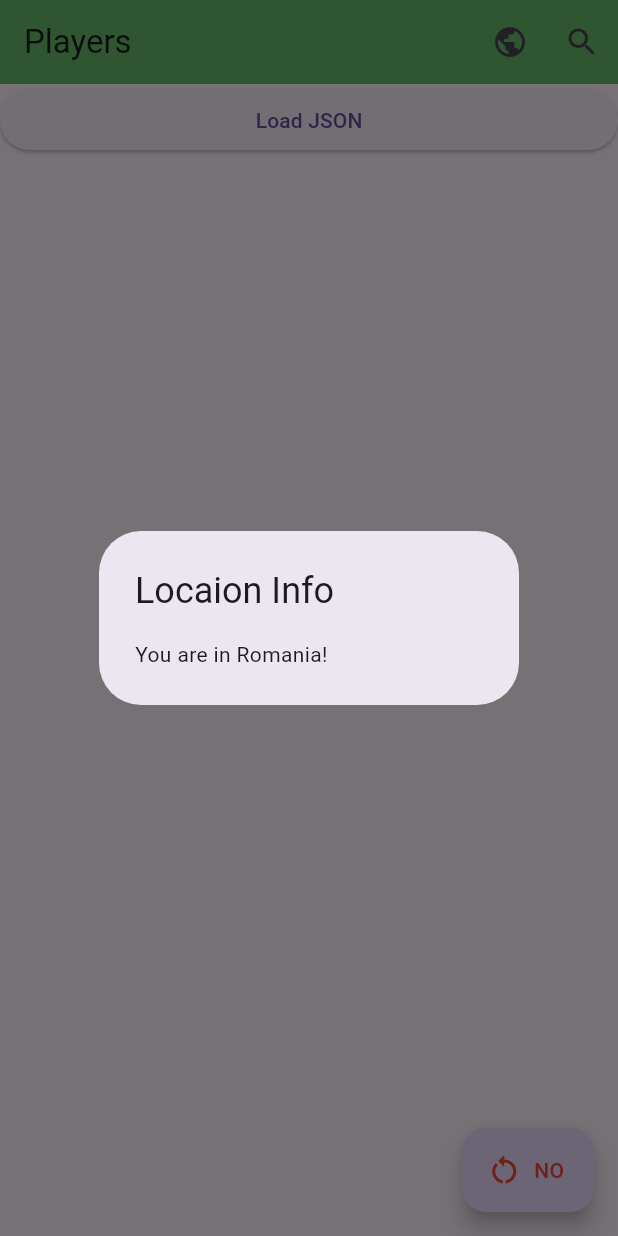
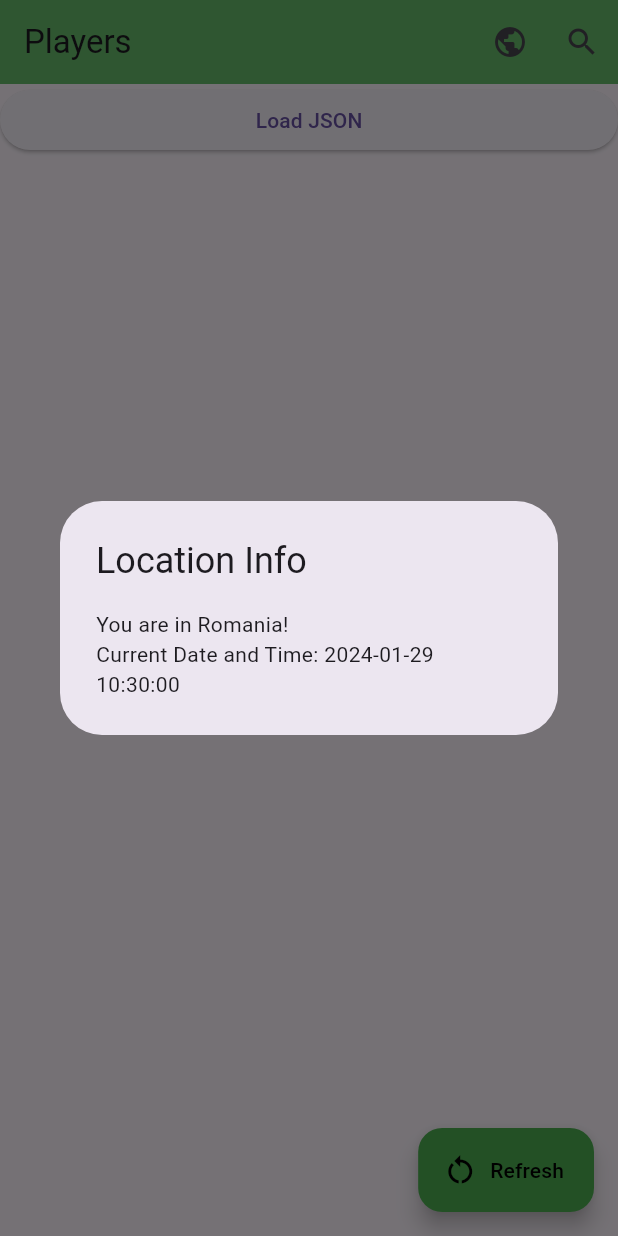
Before and after one commit to RolandSzB/football_project, a Flutter app: the screen it shows after launch, after a tap on the "public" icon, on a phone screen of 412 x 824 dp. Run offline on Flutter 3.47's test engine with Material 3 defaults, Android fonts, the phone set to English and light mode, and no system bars; missing offline and left inert: restart_app.

Commit message:
Local Date and Time added

```diff
--- a/lib/screens/home_screen.dart
+++ b/lib/screens/home_screen.dart
@@ -2,7 +2,6 @@ import 'dart:convert';
 
 import 'package:flutter/material.dart';
 import 'package:flutter/services.dart';
-import 'package:restart_app/restart_app.dart';
 import '../common/strings.dart' as strings;
 
 class HomeScreen extends StatefulWidget {
@@ -69,11 +68,10 @@ class _HomeScreenState extends State<HomeScreen> {
       ]),
       floatingActionButton: FloatingActionButton.extended(
         onPressed: () => showDummyDialog(context),
-        label: const Text('NO'),
+        label: const Text('Refresh'),
         icon: const Icon(Icons.restart_alt),
-        focusColor: Colors.green,
-        splashColor: Colors.yellow,
-        foregroundColor: Colors.red,
+        backgroundColor: Colors.green,
+        foregroundColor: Colors.black,
         mouseCursor: SystemMouseCursors.cell,
       ),
     );
@@ -85,7 +83,7 @@ class _HomeScreenState extends State<HomeScreen> {
         builder: (BuildContext context) {
           return Scaffold(
             appBar: AppBar(
-              title: Text(strings.searchScreenTitle),
+              title: const Text(strings.searchScreenTitle),
             ),
           );
         },
@@ -98,20 +96,23 @@ class _HomeScreenState extends State<HomeScreen> {
       context: context,
       builder: (BuildContext context) {
         return const AlertDialog(
-          title: Text('Hello Dialog'),
-          content: Text('This is my content text for the dialog.'),
+          title: Text('Refresh'),
         );
       },
     );
   }
 
-  void showDummyWorld(BuildContext context) {
+  showDummyWorld(BuildContext context) {
+    DateTime now = DateTime.now();
+    String formattedDateTime = "${now.toLocal()}".split('.')[0];
+
     showDialog(
       context: context,
       builder: (BuildContext context) {
-        return const AlertDialog(
-          title: Text('Locaion Info'),
-          content: Text('You are in Romania!'),
+        return AlertDialog(
+          title: const Text('Location Info'),
+          content: Text(
+              'You are in Romania!\nCurrent Date and Time: $formattedDateTime'),
         );
       },
     );
--- a/pubspec.yaml
+++ b/pubspec.yaml
@@ -10,6 +10,7 @@ dependencies:
   flutter:
     sdk: flutter
   restart_app: ^1.2.1
+  geolocator: ^7.0.3
 
 dev_dependencies:
   flutter_test:
```
Also changed, not shown: pubspec.lock, 1 other file.
